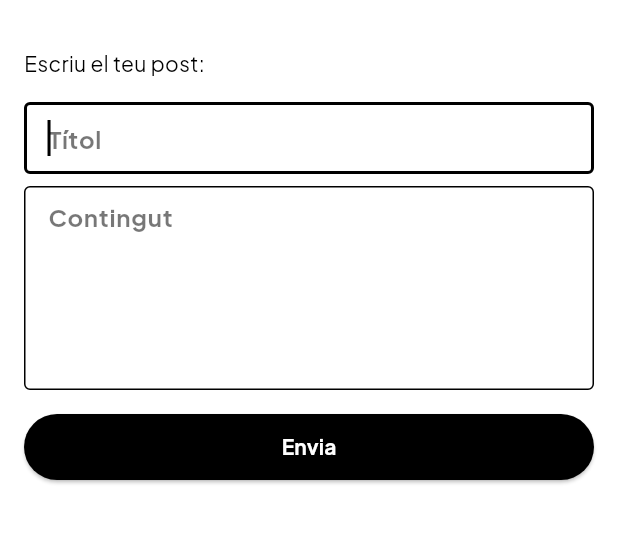
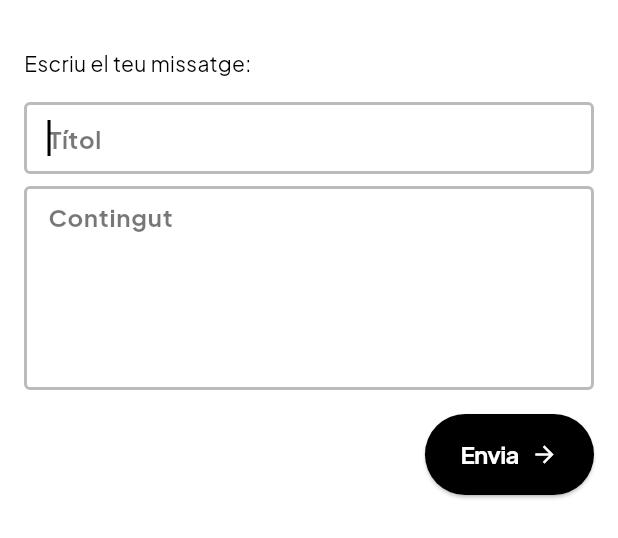
Before and after one commit to s6joui/catalansalmobil, a Flutter app: the CreatePostWidget widget shown alone on an empty page, opened directly with empty values, on a phone screen of 412 x 824 dp. Shown: the top 538 px of the screen. Run offline on Flutter 3.47's test engine with Material 3 defaults, Android fonts, the phone set to English and light mode, and no system bars; our stand-ins replace flutter_animate, flutter_bloc, flutter_linkify, flutter_secure_storage; missing offline and left inert: flutter_inappwebview; accounts and stored records are empty; network calls fail.

Commit message:
canvis de colors i icones

```diff
--- a/lib/features/community/presentation/create_post_widget.dart
+++ b/lib/features/community/presentation/create_post_widget.dart
@@ -3,6 +3,7 @@ import 'package:catalansalmon_flutter/features/auth/data/auth_repository.dart';
 import 'package:catalansalmon_flutter/features/community/cubit/create_post_cubit.dart';
 import 'package:catalansalmon_flutter/features/community/cubit/create_post_state.dart';
 import 'package:catalansalmon_flutter/widgets/cam_text_field.dart';
+import 'package:catalansalmon_flutter/widgets/cta_button.dart';
 import 'package:catalansalmon_flutter/widgets/encircled_icon.dart';
 import 'package:catalansalmon_flutter/widgets/globe_logo.dart';
 import 'package:flutter/material.dart';
@@ -126,7 +127,7 @@ class _CreatePostWidgetState extends State<CreatePostWidget> {
                         crossAxisAlignment: CrossAxisAlignment.start,
                         children: [
                       const SizedBox(height: 16),
-                      const Text('Escriu el teu post:'),
+                      const Text('Escriu el teu missatge:'),
                       const SizedBox(height: 16),
                       CAMTextField(
                         hintText: 'Títol',
@@ -142,21 +143,22 @@ class _CreatePostWidgetState extends State<CreatePostWidget> {
                           showsClearButton: false,
                           controller: _bodyTextController),
                       const SizedBox(height: 16),
-                      SizedBox(
-                          width: double.infinity,
-                          height: 44,
-                          child: ElevatedButton(
+                      Row(
+                        children: [
+                          const Spacer(),
+                          CtaButton(
+                              title: 'Envia',
+                              color: Theme.of(context).colorScheme.primary,
+                              foregroundColor:
+                                  Theme.of(context).colorScheme.onPrimary,
+                              icon: Icons.arrow_forward,
                               onPressed: () {
                                 context.read<CreatePostCubit>().createPost(
                                     _titleTextController.text,
                                     _bodyTextController.text);
-                              },
-                              style: ElevatedButton.styleFrom(
-                                  backgroundColor:
-                                      Theme.of(context).colorScheme.primary,
-                                  foregroundColor:
-                                      Theme.of(context).colorScheme.onPrimary),
-                              child: const Text('Envia'))),
+                              }),
+                        ],
+                      ),
                     ]));
               }))),
     );
--- a/lib/features/community/presentation/member_avatar.dart
+++ b/lib/features/community/presentation/member_avatar.dart
@@ -24,7 +24,7 @@ class MemberAvatar extends StatelessWidget {
                 offset: const Offset(1, 1),
                 blurRadius: 3.0)
           ],
-          border: Border.all(color: Colors.white.withAlpha(90), width: 8),
+          border: Border.all(color: foregroundColor.withAlpha(90), width: 8),
           color: color),
       child: Center(
           child: Text(
--- a/lib/main.dart
+++ b/lib/main.dart
@@ -28,6 +28,7 @@ class MyApp extends StatelessWidget {
                 onPrimary: Colors.black,
                 secondary: Color(0x88FFFFFF),
                 onSecondary: Color(0xFF222222),
+                tertiary: Color(0x44FFFFFF),
                 error: Colors.red,
                 onError: Colors.black,
                 surface: Colors.black,
@@ -44,6 +45,7 @@ class MyApp extends StatelessWidget {
                 onPrimary: Colors.white,
                 secondary: Color(0x88000000),
                 onSecondary: Colors.white,
+                tertiary: Color(0x44000000),
                 error: Colors.red,
                 onError: Colors.white,
                 surface: Colors.white,
--- a/lib/model/community.dart
+++ b/lib/model/community.dart
@@ -1,6 +1,5 @@
 // ignore_for_file: public_member_api_docs, sort_constructors_first
 import 'dart:convert';
-import 'dart:ui';
 
 import 'package:catalansalmon_flutter/features/community/model/community_details.dart';
 import 'package:catalansalmon_flutter/utils/color_utils.dart';
@@ -15,6 +14,9 @@ class Community {
   final double lat;
   final double lng;
 
+  late final Color onTopColor;
+  late final Color lighterColor;
+
   Community({
     required this.id,
     required this.nom,
@@ -22,7 +24,10 @@ class Community {
     required this.numUsuaris,
     required this.lat,
     required this.lng,
-  });
+  }) {
+    onTopColor = color.computeLuminance() >= 0.56 ? Colors.black : Colors.white;
+    lighterColor = HSLColor.fromColor(color).withLightness(0.75).toColor();
+  }
 
   factory Community.fromCommunityDetails(CommunityDetails details) {
     return Community(
--- a/lib/widgets/cam_text_field.dart
+++ b/lib/widgets/cam_text_field.dart
@@ -60,7 +60,15 @@ class _CAMTextFieldState extends State<CAMTextField> {
       scrollPadding: widget.scrollPadding ?? const EdgeInsets.all(20),
       decoration: InputDecoration(
           contentPadding: const EdgeInsets.fromLTRB(12, 8, 8, 8),
-          border: const OutlineInputBorder(),
+          focusedBorder: OutlineInputBorder(
+              borderSide: BorderSide(
+                  color: Theme.of(context).colorScheme.tertiary, width: 2)),
+          enabledBorder: OutlineInputBorder(
+              borderSide: BorderSide(
+                  color: Theme.of(context).colorScheme.tertiary, width: 2)),
+          border: OutlineInputBorder(
+              borderSide: BorderSide(
+                  color: Theme.of(context).colorScheme.tertiary, width: 2)),
           hintText: widget.hintText,
           hintStyle: TextStyle(color: Theme.of(context).colorScheme.secondary),
           suffixIcon: _buildSuffixIcon()),
--- a/lib/widgets/cta_button.dart
+++ b/lib/widgets/cta_button.dart
@@ -3,27 +3,47 @@ import 'package:flutter/material.dart';
 class CtaButton extends StatelessWidget {
   const CtaButton({
     super.key,
-    required this.title, required this.color, this.onPressed,
+    required this.title,
+    required this.color,
+    required this.foregroundColor,
+    this.icon,
+    this.width,
+    this.onPressed,
   });
 
   final String title;
   final Color color;
+  final Color foregroundColor;
+  final IconData? icon;
+  final double? width;
   final void Function()? onPressed;
 
   @override
   Widget build(BuildContext context) {
     return SizedBox(
       height: 54,
-      width: double.infinity,
-      child: Padding(
-        padding: const EdgeInsets.symmetric(horizontal: 16),
+      width: width,
       child: ElevatedButton(
         onPressed: onPressed,
         style: ElevatedButton.styleFrom(
           backgroundColor: color,
           foregroundColor: Colors.white,
         ),
-              child: Text(title, style: const TextStyle(fontSize: 16, letterSpacing: -0.5, fontWeight: FontWeight.w600),),
+        child: Row(
+          mainAxisSize: MainAxisSize.min,
+          children: [
+            Text(
+              title,
+              style: TextStyle(
+                  color: foregroundColor,
+                  fontSize: 16,
+                  letterSpacing: -0.5,
+                  fontWeight: FontWeight.w600),
+              textAlign: TextAlign.center,
+            ),
+            if (icon != null) const SizedBox(width: 8),
+            if (icon != null) Icon(icon!, color: foregroundColor),
+          ],
         ),
       ),
     );
```
Also changed, not shown: lib/features/community/presentation/community_page.dart (+14 -52 lines), lib/features/post/presentation/comment_widget.dart (+13 -10 lines), lib/features/post/presentation/post_detail_page.dart (+17 -8 lines). Lines whose indentation alone changed are shown as unchanged.
